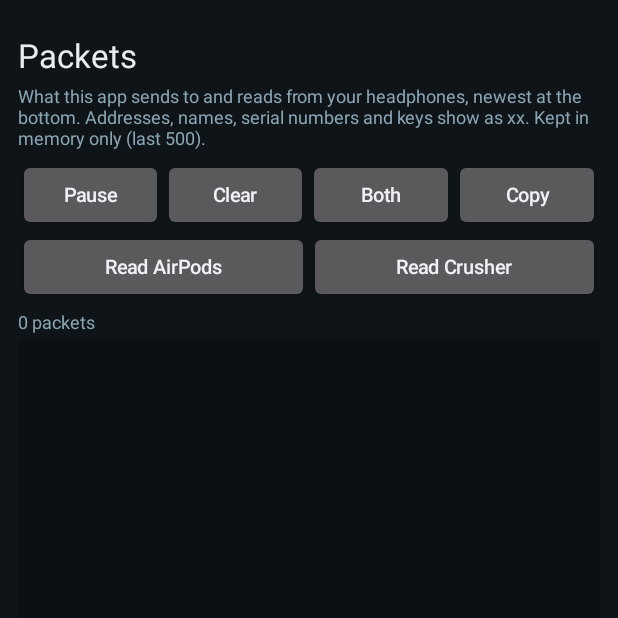
After one commit to Jaron-Wilson/crossdevice-audio, an Android app: the PacketsActivity screen opened directly, with no data from a screen before it, on a phone screen of 412 x 824 dp, the top half of it. The commit adds this screen. Run offline under Robolectric (Android 15) with nearby library versions, the phone set to English and light mode, and no system bars; network calls fail.

Commit message:
Android 1.8.0: Packets, the live Bluetooth bytes to and from the headphones
A Packets screen (button on the main screen) logs every AAP packet sent to or read
from the AirPods and every AT command and reply to the Crusher: time, direction,
device, hex and a plain-English meaning decoded with the app's own parsers
(PhoneDirect, AapTrack, AapMic, CrusherDirect.parseState). Mic-stream audio is
folded into one rate line. Last 500 in memory only; pause, clear, device filter,
copy, and read-only Read AirPods / Read Crusher buttons.

Addresses, serial numbers, names and key bytes are always masked (xx in the hex,
"(hidden)" in the text) before anything is stored, including in unknown packets.
All AAP writes now go through PhoneDirect.write. Unit tests in PacketDecodeTest.

```diff
--- a/android/app/build.gradle.kts
+++ b/android/app/build.gradle.kts
@@ -21,8 +21,8 @@ android {
         applicationId = "dev.jaronwilson.headphones"
         minSdk = 31
         targetSdk = 35
-        versionCode = 31
-        versionName = "1.7.0"
+        versionCode = 32
+        versionName = "1.8.0"
         // ML Kit's translate/language-id native libraries are large; Android 12+ phones are 64-bit ARM
         ndk { abiFilters += listOf("arm64-v8a") }
     }
--- a/android/app/src/main/AndroidManifest.xml
+++ b/android/app/src/main/AndroidManifest.xml
@@ -81,6 +81,12 @@
             android:exported="false"
             android:foregroundServiceType="mediaPlayback" />
 
+        <!-- Packets: the Bluetooth bytes this app sends and reads, decoded and masked, in memory only -->
+        <activity
+            android:name=".PacketsActivity"
+            android:exported="false"
+            android:theme="@android:style/Theme.DeviceDefault.NoActionBar" />
+
         <!-- Last seen: map, history, permissions -->
         <activity
             android:name=".TrackActivity"
--- /dev/null
+++ b/android/app/src/main/java/dev/jaronwilson/headphones/PacketsActivity.kt
@@ -0,0 +1,163 @@
+package dev.jaronwilson.headphones
+
+import android.app.Activity
+import android.content.ClipData
+import android.content.ClipboardManager
+import android.graphics.Color
+import android.graphics.Typeface
+import android.os.Bundle
+import android.os.Handler
+import android.os.Looper
+import android.text.SpannableStringBuilder
+import android.text.Spanned
+import android.text.style.ForegroundColorSpan
+import android.text.style.StyleSpan
+import android.text.style.TypefaceSpan
+import android.view.View
+import android.view.ViewGroup
+import android.view.ViewGroup.LayoutParams.MATCH_PARENT
+import android.view.ViewGroup.LayoutParams.WRAP_CONTENT
+import android.view.WindowManager
+import android.widget.AbsListView
+import android.widget.BaseAdapter
+import android.widget.Button
+import android.widget.LinearLayout
+import android.widget.ListView
+import android.widget.TextView
+import android.widget.Toast
+import kotlin.concurrent.thread
+
+/**
+ * Live view of the Bluetooth packets this app sends to and reads from the AirPods (AAP over L2CAP) and the
+ * Crusher (AT over RFCOMM): time, direction, device, hex and what it means. Everything shown is already
+ * masked by [PacketLog]; nothing is saved. The two Read buttons only ask (no setting is changed).
+ */
+class PacketsActivity : Activity() {
+    private val ui = Handler(Looper.getMainLooper())
+    private var shown = listOf<PacketLog.Entry>()
+    private var seenVersion = -1L
+    private var filter: String? = null                       // null = both devices
+    private lateinit var list: ListView
+    private lateinit var count: TextView
+    private lateinit var pause: Button
+    private lateinit var filterBtn: Button
+    private val adapter = Adapter()
+
+    private fun dp(v: Int) = (v * resources.displayMetrics.density).toInt()
+
+    override fun onCreate(savedInstanceState: Bundle?) {
+        super.onCreate(savedInstanceState)
+        window.addFlags(WindowManager.LayoutParams.FLAG_KEEP_SCREEN_ON)
+        val col = LinearLayout(this).apply {
+            orientation = LinearLayout.VERTICAL
+            setPadding(dp(12), dp(22), dp(12), dp(8))
+            setBackgroundColor(Color.parseColor("#0F1419"))
+        }
+        col.addView(TextView(this).apply { text = "Packets"; textSize = 22f; setTextColor(Color.parseColor("#E8EDF2")) })
+        col.addView(TextView(this).apply {
+            text = "What this app sends to and reads from your headphones, newest at the bottom. Addresses, names, " +
+                "serial numbers and keys show as xx. Kept in memory only (last ${PacketLog.MAX})."
+            textSize = 12f; setTextColor(Color.parseColor("#8AA6B4")); setPadding(0, dp(4), 0, dp(6))
+        })
+        fun row() = LinearLayout(this).apply { orientation = LinearLayout.HORIZONTAL }
+        fun btn(t: String, onTap: (Button) -> Unit) = Button(this).apply {
+            text = t; isAllCaps = false; textSize = 13f; setOnClickListener { onTap(this) }
+        }
+        val r1 = row()
+        pause = btn("Pause") { PacketLog.paused = !PacketLog.paused; bindPause() }
+        filterBtn = btn("Both") {
+            filter = when (filter) { null -> PacketLog.AIRPODS; PacketLog.AIRPODS -> PacketLog.CRUSHER; else -> null }
+            it.text = filter ?: "Both"; seenVersion = -1; refresh()
+        }
+        for (b in listOf(pause, btn("Clear") { PacketLog.clear(); refresh() }, filterBtn, btn("Copy") { copy() }))
+            r1.addView(b, LinearLayout.LayoutParams(0, WRAP_CONTENT, 1f))
+        col.addView(r1)
+        val r2 = row()
+        r2.addView(btn("Read AirPods") { readAirPods() }, LinearLayout.LayoutParams(0, WRAP_CONTENT, 1f))
+        r2.addView(btn("Read Crusher") { readCrusher() }, LinearLayout.LayoutParams(0, WRAP_CONTENT, 1f))
+        col.addView(r2)
+        count = TextView(this).apply { textSize = 12f; setTextColor(Color.parseColor("#8AA6B4")); setPadding(0, dp(4), 0, dp(4)) }
+        col.addView(count)
+        list = ListView(this).apply {
+            adapter = this@PacketsActivity.adapter
+            transcriptMode = AbsListView.TRANSCRIPT_MODE_NORMAL     // follows the bottom unless you scroll up
+            isStackFromBottom = true
+            divider = null
+            setBackgroundColor(Color.parseColor("#0B1015"))
+        }
+        col.addView(list, LinearLayout.LayoutParams(MATCH_PARENT, 0, 1f))
+        setContentView(col)
+        bindPause()
+    }
+
+    override fun onResume() { super.onResume(); tick() }
+    override fun onPause() { super.onPause(); ui.removeCallbacksAndMessages(null) }
+
+    private fun tick() { refresh(); ui.postDelayed({ tick() }, 300) }
+
+    private fun bindPause() { pause.text = if (PacketLog.paused) "Resume" else "Pause" }
+
+    private fun refresh() {
+        if (PacketLog.version == seenVersion) return
+        seenVersion = PacketLog.version
+        shown = PacketLog.entries().filter { filter == null || it.device == filter }
+        adapter.notifyDataSetChanged()
+        count.text = "${shown.size} packet${if (shown.size == 1) "" else "s"}" +
+            (if (filter != null) " (${filter} only)" else "") + (if (PacketLog.paused) ", paused" else "")
+    }
+
+    private fun copy() {
+        val cm = getSystemService(ClipboardManager::class.java) ?: return
+        cm.setPrimaryClip(ClipData.newPlainText("Headphones packets", PacketLog.asText(shown)))
+        Toast.makeText(this, "Copied ${shown.size} packets (masked)", Toast.LENGTH_SHORT).show()
+    }
+
+    private fun say(t: String) = runOnUiThread { Toast.makeText(this, t, Toast.LENGTH_SHORT).show() }
+
+    /** Reopens the AAP channel and listens: handshake, notification request, and the AirPods' report. No changes. */
+    private fun readAirPods() {
+        if (!Config.hasAirPods(this)) { say("Pick your AirPods on the main screen first"); return }
+        val app = applicationContext
+        thread { runCatching { PhoneDirect.readBack(app) }.onFailure { say("AirPods: ${it.message}") } }
+    }
+
+    /** Only queries: AT.UIAUDIO? and AT.CRUSHER? (and the extras once per connection). */
+    private fun readCrusher() {
+        val app = applicationContext
+        thread {
+            val s = runCatching { CrusherDirect.state(app) }.getOrNull()
+            if (s == null) say("The Crusher isn't connected to this phone")
+        }
+    }
+
+    private inner class Adapter : BaseAdapter() {
+        override fun getCount() = shown.size
+        override fun getItem(i: Int) = shown[i]
+        override fun getItemId(i: Int) = i.toLong()
+        override fun getView(i: Int, convert: View?, parent: ViewGroup?): View {
+            val tv = (convert as? TextView) ?: TextView(this@PacketsActivity).apply {
+                textSize = 13f; setTextColor(Color.parseColor("#E8EDF2")); setPadding(dp(6), dp(6), dp(6), dp(6))
+                layoutParams = AbsListView.LayoutParams(MATCH_PARENT, WRAP_CONTENT)
+            }
+            tv.text = format(shown[i])
+            return tv
+        }
+    }
+
+    private fun format(e: PacketLog.Entry): CharSequence {
+        val sb = SpannableStringBuilder()
+        fun span(s: String, vararg what: Any) {
+            val start = sb.length; sb.append(s)
+            for (w in what) sb.setSpan(w, start, sb.length, Spanned.SPAN_EXCLUSIVE_EXCLUSIVE)
+        }
+        span(PacketLog.time(e.t) + "  ", ForegroundColorSpan(Color.parseColor("#6B8496")), TypefaceSpan("monospace"))
+        span(if (e.sent) "SENT " else "RECV ", ForegroundColorSpan(Color.parseColor(if (e.sent) "#FFB35F" else "#5FD0FF")),
+            StyleSpan(Typeface.BOLD), TypefaceSpan("monospace"))
+        span(e.device + "  ", ForegroundColorSpan(Color.parseColor(if (e.device == PacketLog.AIRPODS) "#C9B8FF" else "#99FFBB")))
+        span(e.meaning, StyleSpan(Typeface.BOLD))
+        e.text?.let { sb.append("\n"); span("\"$it\"", ForegroundColorSpan(Color.parseColor("#E8D9A0")), TypefaceSpan("monospace")) }
+        sb.append("\n")
+        span(e.hex, ForegroundColorSpan(Color.parseColor("#9FB3C2")), TypefaceSpan("monospace"))
+        return sb
+    }
+}
```
Also changed, not shown: android/app/src/main/java/dev/jaronwilson/headphones/CrusherDirect.kt (+22 -11 lines), android/app/src/main/java/dev/jaronwilson/headphones/HeadMic.kt (+5 -4 lines), android/app/src/main/java/dev/jaronwilson/headphones/PacketDecode.kt (added, +257 -0 lines), android/app/src/main/java/dev/jaronwilson/headphones/PacketLog.kt (added, +118 -0 lines), android/app/src/main/java/dev/jaronwilson/headphones/PhoneDirect.kt (+16 -9 lines), android/app/src/main/java/dev/jaronwilson/headphones/SetupActivity.kt (+7 -0 lines), 3 other files.
